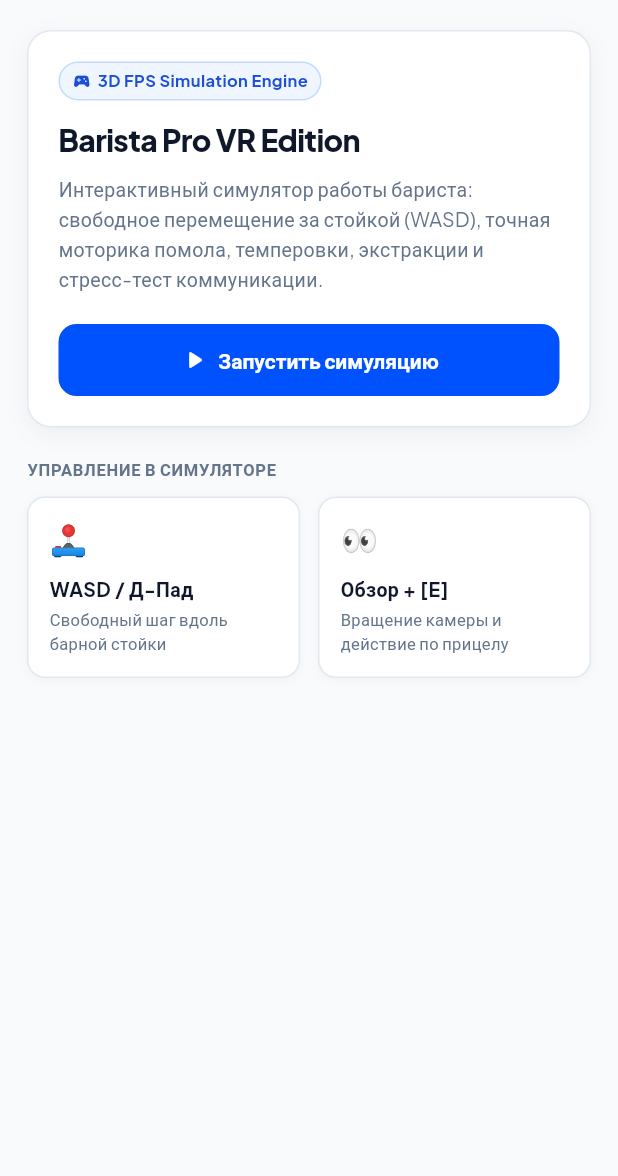
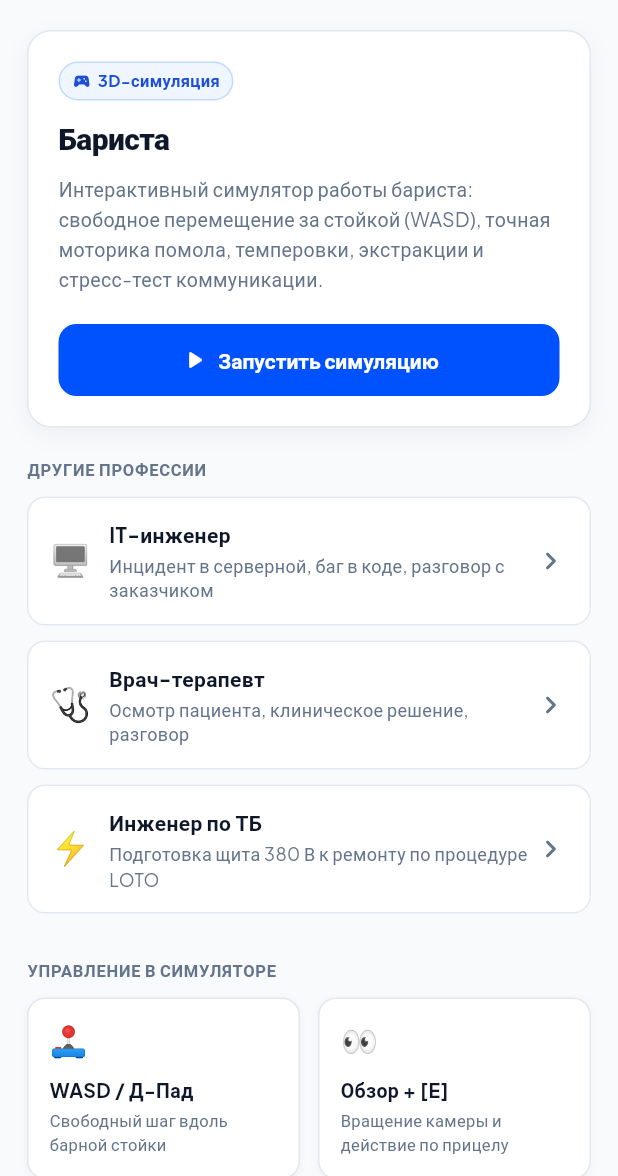
Before and after one commit to arna0/synapk0r, a Flutter app: the screen it shows after launch, on a phone screen of 412 x 824 dp, the part 60-1236 px from its top. Run offline on Flutter 3.47's test engine with Material 3 defaults, Android fonts, the phone set to English and light mode, and no system bars; our stand-ins replace google_fonts, web, webview_flutter; missing offline and left inert: dart:js_interop, dart:ui_web.

Commit message:
Mobile: all four professions, bundle the 3D engine (vendor/ was missing), app name, APK built and published by CI; ?api allowed inside the app frame
Co-Authored-By: Claude Opus 5.5 <noreply@anthropic.com>

```diff
--- a/mobile/lib/screens/home_screen.dart
+++ b/mobile/lib/screens/home_screen.dart
@@ -103,7 +103,7 @@ class HomeScreen extends StatelessWidget {
                           Icon(Icons.sports_esports_rounded, size: 13, color: Color(0xFF1D4ED8)),
                           SizedBox(width: 4),
                           Text(
-                            '3D FPS Simulation Engine',
+                            '3D-симуляция',
                             style: TextStyle(fontSize: 11, fontWeight: FontWeight.w700, color: Color(0xFF1D4ED8)),
                           ),
                         ],
@@ -111,7 +111,7 @@ class HomeScreen extends StatelessWidget {
                     ),
                     const SizedBox(height: 12),
                     Text(
-                      'Barista Pro VR Edition',
+                      'Бариста',
                       style: GoogleFonts.plusJakartaSans(
                         fontSize: 20,
                         fontWeight: FontWeight.w800,
@@ -155,6 +155,16 @@ class HomeScreen extends StatelessWidget {
               const SizedBox(height: 20),
 
               const Text(
+                'ДРУГИЕ ПРОФЕССИИ',
+                style: TextStyle(fontSize: 11, fontWeight: FontWeight.w700, color: AppTheme.textSecondary, letterSpacing: 0.5),
+              ),
+              const SizedBox(height: 10),
+              _buildModuleTile(context, 'it', '🖥️', 'IT-инженер', 'Инцидент в серверной, баг в коде, разговор с заказчиком'),
+              _buildModuleTile(context, 'doctor', '🩺', 'Врач-терапевт', 'Осмотр пациента, клиническое решение, разговор'),
+              _buildModuleTile(context, 'safety', '⚡', 'Инженер по ТБ', 'Подготовка щита 380 В к ремонту по процедуре LOTO'),
+              const SizedBox(height: 20),
+
+              const Text(
                 'УПРАВЛЕНИЕ В СИМУЛЯТОРЕ',
                 style: TextStyle(fontSize: 11, fontWeight: FontWeight.w700, color: AppTheme.textSecondary, letterSpacing: 0.5),
               ),
@@ -171,6 +181,48 @@ class HomeScreen extends StatelessWidget {
                 ],
               ),
             ],
+          ),
+        ),
+      ),
+    );
+  }
+
+  /// IT, doctor and safety run fully inside the embedded simulator, which shows its own skills report.
+  Widget _buildModuleTile(BuildContext context, String module, String emoji, String title, String subtitle) {
+    return Padding(
+      padding: const EdgeInsets.only(bottom: 10),
+      child: Material(
+        color: AppTheme.surfaceWhite,
+        borderRadius: BorderRadius.circular(12),
+        child: InkWell(
+          borderRadius: BorderRadius.circular(12),
+          onTap: () => Navigator.push(
+            context,
+            MaterialPageRoute(builder: (_) => GameScreen(module: module)),
+          ),
+          child: Container(
+            padding: const EdgeInsets.all(14),
+            decoration: BoxDecoration(
+              borderRadius: BorderRadius.circular(12),
+              border: Border.all(color: AppTheme.borderLight),
+            ),
+            child: Row(
+              children: [
+                Text(emoji, style: const TextStyle(fontSize: 22)),
+                const SizedBox(width: 12),
+                Expanded(
+                  child: Column(
+                    crossAxisAlignment: CrossAxisAlignment.start,
+                    children: [
+                      Text(title, style: GoogleFonts.plusJakartaSans(fontSize: 14, fontWeight: FontWeight.w700, color: AppTheme.textPrimary)),
+                      const SizedBox(height: 2),
+                      Text(subtitle, style: const TextStyle(fontSize: 12, color: AppTheme.textSecondary, height: 1.35)),
+                    ],
+                  ),
+                ),
+                const Icon(Icons.chevron_right_rounded, color: AppTheme.textSecondary),
+              ],
+            ),
           ),
         ),
       ),
--- a/mobile/lib/widgets/sim_view/sim_view_web.dart
+++ b/mobile/lib/widgets/sim_view/sim_view_web.dart
@@ -14,7 +14,7 @@ class SimView extends StatefulWidget {
     this.onMessage,
   });
 
-  /// 'barista' or 'safety'
+  /// 'barista', 'safety', 'it' or 'doctor'
   final String module;
   final String apiBaseUrl;
   final ValueChanged<String>? onMessage;
--- a/mobile/pubspec.yaml
+++ b/mobile/pubspec.yaml
@@ -29,3 +29,4 @@ flutter:
     - assets/sim/
     - assets/sim/css/
     - assets/sim/js/
+    - assets/sim/vendor/
```
Also changed, not shown: mobile/lib/screens/game_screen.dart (+7 -2 lines), mobile/lib/widgets/sim_view/sim_view_io.dart (+7 -3 lines), mobile/lib/widgets/three_d_fps_viewport.dart (+4 -3 lines), 3 other files.
